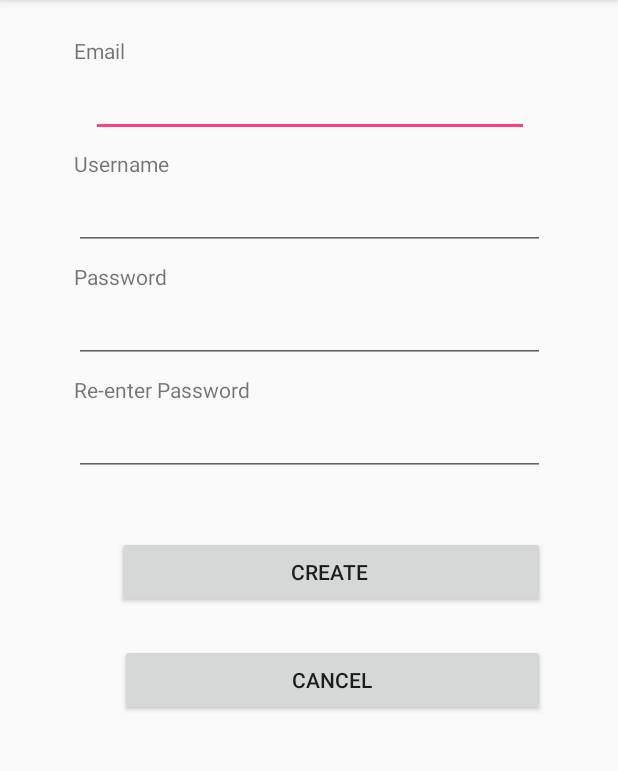
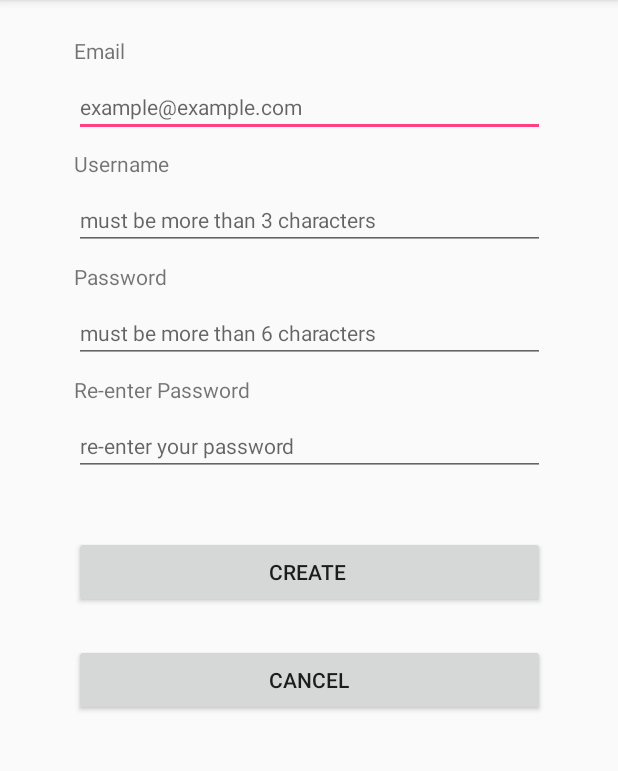
Before and after one commit to bryantanuwidjaja/ToGatherADProject, an Android app: the RegistrationActivity screen opened directly, with no data from a screen before it, after a tap on "CREATE", on a phone screen of 412 x 824 dp, the part 84-855 px from its top. Run offline under Robolectric (Android 15) with nearby library versions, the phone set to English and light mode, and no system bars; our stand-ins replace Firebase (no records; nobody signed in at launch, a user with empty details on screens opened directly).

Commit message:
fixed registration tests, fixed registration class methods, fixed registration xml and added hints.

```diff
--- a/app/build.gradle
+++ b/app/build.gradle
@@ -16,9 +16,10 @@ android {
             proguardFiles getDefaultProguardFile('proguard-android.txt'), 'proguard-rules.pro'
         }
     }
+    testOptions {
+        unitTests.returnDefaultValues = true
+    }
     compileOptions {
-
-
         sourceCompatibility JavaVersion.VERSION_1_7
         targetCompatibility JavaVersion.VERSION_1_7
     }
--- a/app/src/main/java/com/example/bryan/togatheradproject/RegistrationActivity.java
+++ b/app/src/main/java/com/example/bryan/togatheradproject/RegistrationActivity.java
@@ -42,7 +42,6 @@ public class RegistrationActivity extends AppCompatActivity {
     private Button button_Create;
 
     private FirebaseAuth mAuth;
-    private FirebaseAuthInvalidCredentialsException firebaseAuthInvalidCredentialsException;
 
     private void updateUI(FirebaseUser user) {
         if (user != null) {
@@ -92,13 +91,12 @@ public class RegistrationActivity extends AppCompatActivity {
 
     private Button button_Cancel;
     private String whyError = "";
+
     public boolean checkIfPasswordSame(String password1, String password2){
         boolean result = true;
         if (!password1.equals(password2)){
-            whyError = "Passwords are not the same";
-            Toast.makeText(getApplicationContext(), whyError, Toast.LENGTH_SHORT).show();
+            whyError += "Passwords are not the same ";
             result = false;
-            clearEditText();
         }
         return result;
     }
@@ -106,10 +104,8 @@ public class RegistrationActivity extends AppCompatActivity {
     public boolean checkIfPasswordValid(String password) {
         boolean result = true;
         if (password.length() < 6) {
-            whyError = "Password needs to be more than 6 characters";
-            Toast.makeText(getApplicationContext(), whyError, Toast.LENGTH_SHORT).show();
+            whyError = "Password needs to be more than 6 characters ";
             result = false;
-            clearEditText();
         }
         return result;
     }
@@ -117,10 +113,8 @@ public class RegistrationActivity extends AppCompatActivity {
     public boolean checkUserValidity(String username){
         boolean result = true;
         if (username.length()<4){
-            whyError = "Username must be 4 or more characters";
-            Toast.makeText(getApplicationContext(), whyError, Toast.LENGTH_SHORT).show();
+            whyError = "Username must be 4 or more characters ";
             result = false;
-            clearEditText();
         }
         return result;
     }
@@ -137,9 +131,7 @@ public class RegistrationActivity extends AppCompatActivity {
             isValid = true;
         }
         else {
-            clearEditText();
-            whyError = "invalid email";
-            Toast.makeText(getApplicationContext(), whyError, Toast.LENGTH_SHORT).show();
+            whyError = "invalid email ";
         }
         return isValid;
     }
@@ -147,8 +139,7 @@ public class RegistrationActivity extends AppCompatActivity {
     public boolean checkIfDataNotBlank (String email, String name, String password, String rePassword){
         boolean result = true;
         if (email.equals("") || name.equals("") || password.equals("") || rePassword.equals("")) {
-            whyError = "Please fill all of the fields";
-            Toast.makeText(getApplicationContext(), whyError, Toast.LENGTH_SHORT).show();
+            whyError = "Please fill all of the fields properly ";
             result = false;
         }
         return result;
@@ -189,8 +180,8 @@ public class RegistrationActivity extends AppCompatActivity {
                 Log.d(TAG, "regisPassword: " + regisPassword);
                 Log.d(TAG, "regisRePassword: " + regisRePassword);
 
-                if (checkEmailValidity(regisEmail)
-                        && checkIfDataNotBlank(regisEmail,regisName,regisPassword,regisRePassword)
+                if ( checkIfDataNotBlank(regisEmail,regisName,regisPassword,regisRePassword)
+                        && checkEmailValidity(regisEmail)
                         && checkIfPasswordSame(regisPassword, regisRePassword)
                         && checkIfPasswordValid(regisPassword)
                         && checkUserValidity(regisName)){
@@ -218,6 +209,10 @@ public class RegistrationActivity extends AppCompatActivity {
                                     Log.e(TAG, "onFailure: Account creation failed, please retry again" + e);
                                 }
                             });
+                }else {
+                    clearEditText();
+                    Toast.makeText(getApplicationContext(), whyError, Toast.LENGTH_SHORT).show();
+                    whyError = "";
                 }
 
                 Log.d(TAG, "onClick: create button - out");
--- a/app/src/main/res/layout/activity_registration.xml
+++ b/app/src/main/res/layout/activity_registration.xml
@@ -22,12 +22,13 @@
 
     <EditText
         android:id="@+id/editText_RegistrationActivity_email"
-        android:layout_width="292dp"
+        android:layout_width="0dp"
         android:layout_height="wrap_content"
         android:layout_marginEnd="8dp"
         android:layout_marginStart="8dp"
         android:layout_marginTop="8dp"
         android:ems="10"
+        android:hint="example@example.com"
         android:inputType="textPersonName"
         android:textSize="14sp"
         app:layout_constraintEnd_toStartOf="@+id/guideline2"
@@ -52,6 +53,7 @@
         android:layout_marginStart="8dp"
         android:layout_marginTop="8dp"
         android:ems="10"
+        android:hint="must be more than 3 characters"
         android:inputType="textPersonName"
         android:maxLength="20"
         android:textSize="14sp"
@@ -77,6 +79,7 @@
         android:layout_marginStart="8dp"
         android:layout_marginTop="8dp"
         android:ems="10"
+        android:hint="must be more than 6 characters"
         android:inputType="textPassword"
         android:maxLength="20"
         android:textSize="14sp"
@@ -102,6 +105,7 @@
         android:layout_marginStart="8dp"
         android:layout_marginTop="8dp"
         android:ems="10"
+        android:hint="re-enter your password"
         android:inputType="textPassword"
         android:maxLength="20"
         android:textSize="14sp"
@@ -111,7 +115,7 @@
 
     <Button
         android:id="@+id/button_RegistrationActivity_create"
-        android:layout_width="285dp"
+        android:layout_width="0dp"
         android:layout_height="wrap_content"
         android:layout_marginEnd="8dp"
         android:layout_marginStart="8dp"
@@ -138,7 +142,7 @@
 
     <Button
         android:id="@+id/button_RegistrationActivity_cancel"
-        android:layout_width="283dp"
+        android:layout_width="0dp"
         android:layout_height="wrap_content"
         android:layout_marginEnd="8dp"
         android:layout_marginStart="8dp"
```
